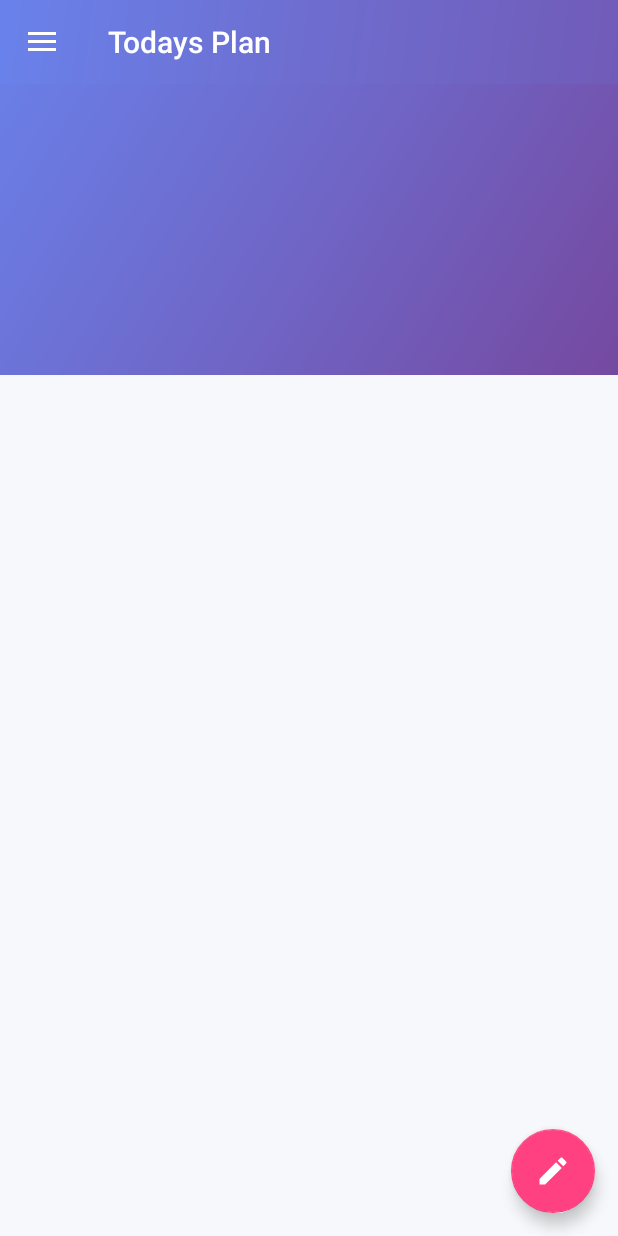
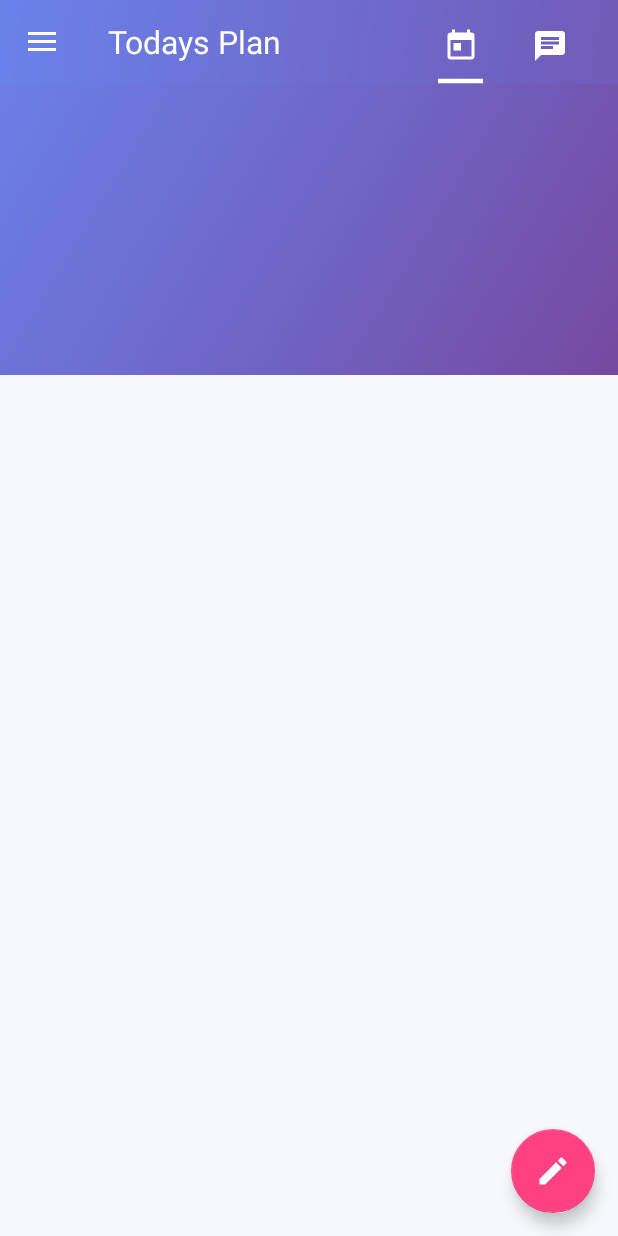
Before and after one commit to worknrole/android-design, an Android app: the QPlanningAppActivity screen opened directly, with no data from a screen before it, on a phone screen of 412 x 824 dp. Run offline under Robolectric (Android 15) with nearby library versions, the phone set to English and light mode, and no system bars; our stand-ins replace ButterKnife, Picasso; plain views replace PercentRelativeLayout.

Commit message:
create a slide menu

```diff
--- a/designapp/src/main/java/com/worknrole/design/ui/qplanningapp/QPlanningAppActivity.java
+++ b/designapp/src/main/java/com/worknrole/design/ui/qplanningapp/QPlanningAppActivity.java
@@ -8,6 +8,8 @@ import android.support.v7.app.ActionBarDrawerToggle;
 import android.support.v7.app.AppCompatActivity;
 import android.support.v7.widget.Toolbar;
 import android.view.MenuItem;
+import android.view.View;
+import android.widget.TextView;
 
 import com.worknrole.design.R;
 import com.worknrole.design.ui.qplanningapp.view.QplanningappLayout;
@@ -29,6 +31,12 @@ public class QPlanningAppActivity extends AppCompatActivity {
 
     @BindView(R.id.view_pager)
     QplanningappLayout mLayout;
+
+    @BindView(R.id.line_slide)
+    View mSlideLine;
+
+    @BindView(R.id.toolbar_title)
+    TextView mToolbarTitle;
 
     private ActionBarDrawerToggle mDrawerToggle;
     //endregion
@@ -71,6 +79,8 @@ public class QPlanningAppActivity extends AppCompatActivity {
         mDrawerLayout.addDrawerListener(mDrawerToggle);
 
         mLayout.setEditionBtn(mActionButton);
+        mLayout.setSlideLine(mSlideLine);
+        mLayout.setToolbarTitle(mToolbarTitle);
     }
     //endregion
 }
--- a/designapp/src/main/java/com/worknrole/design/ui/qplanningapp/view/QplanningappLayout.java
+++ b/designapp/src/main/java/com/worknrole/design/ui/qplanningapp/view/QplanningappLayout.java
@@ -11,6 +11,8 @@ import android.support.v4.view.ViewPager;
 import android.support.v7.app.AppCompatActivity;
 import android.util.AttributeSet;
 import android.view.View;
+import android.view.animation.AccelerateInterpolator;
+import android.widget.TextView;
 
 import com.worknrole.design.R;
 import com.worknrole.design.ui.qplanningapp.fragment.SocialFragment;
@@ -24,6 +26,8 @@ public class QplanningappLayout extends ViewPager {
 
     //region Properties
     private FloatingActionButton mEditionBtn;
+    private TextView mToolbarTitle;
+    private View mLine;
     //endregion
 
 
@@ -67,16 +71,28 @@ public class QplanningappLayout extends ViewPager {
     //region Initializer
     private ViewPager.OnPageChangeListener createOnPageChangeListener() {
         return new ViewPager.OnPageChangeListener() {
+            private int maxTranslationX = getResources().getDimensionPixelOffset(R.dimen.slide_line_max_translation_X);
             @Override
             public void onPageScrolled(int position, float positionOffset, int positionOffsetPixels) {
+                if (mLine != null) {
+                    float value = maxTranslationX * positionOffset;
+                    if (positionOffset == 0) {
+                        value = (position == 0) ? 0.0f : maxTranslationX;
+                    }
+                    mLine.animate()
+                            .translationX(value)
+                            .setInterpolator(new AccelerateInterpolator())
+                            .setDuration(0)
+                            .start();
+                }
             }
 
             @Override
             public void onPageSelected(final int position) {
-                if (getContext() instanceof AppCompatActivity) {
-                    ((AppCompatActivity)getContext()).getSupportActionBar().setTitle(
-                            getResources().getString(
-                                    position == 0 ? R.string.title_ab_qpa : R.string.title_ab_2_qpa));
+
+                if (mToolbarTitle != null) {
+                    mToolbarTitle.setText(getResources().getString(
+                            position == 0 ? R.string.title_ab_qpa : R.string.title_ab_2_qpa));
                 }
 
                 if (mEditionBtn != null) {
@@ -117,5 +133,13 @@ public class QplanningappLayout extends ViewPager {
             }
         });
     }
+
+    public void setSlideLine(View line) {
+        mLine = line;
+    }
+
+    public void setToolbarTitle(TextView title) {
+        mToolbarTitle = title;
+    }
     //endregion
 }
--- /dev/null
+++ b/designapp/src/main/res/drawable/ic_chat_24px.xml
@@ -0,0 +1,9 @@
+<vector xmlns:android="http://schemas.android.com/apk/res/android"
+        android:width="24dp"
+        android:height="24dp"
+        android:viewportWidth="24.0"
+        android:viewportHeight="24.0">
+    <path
+        android:fillColor="#000000"
+        android:pathData="M20 2H4c-1.1 0-1.99.9-1.99 2L2 22l4-4h14c1.1 0 2-.9 2-2V4c0-1.1-.9-2-2-2zM6 9h12v2H6V9zm8 5H6v-2h8v2zm4-6H6V6h12v2z"/>
+</vector>
--- /dev/null
+++ b/designapp/src/main/res/drawable/ic_today_24px.xml
@@ -0,0 +1,9 @@
+<vector xmlns:android="http://schemas.android.com/apk/res/android"
+        android:width="24dp"
+        android:height="24dp"
+        android:viewportWidth="24.0"
+        android:viewportHeight="24.0">
+    <path
+        android:fillColor="#000000"
+        android:pathData="M19 3h-1V1h-2v2H8V1H6v2H5c-1.11 0-1.99.9-1.99 2L3 19c0 1.1.89 2 2 2h14c1.1 0 2-.9 2-2V5c0-1.1-.9-2-2-2zm0 16H5V8h14v11zM7 10h5v5H7z"/>
+</vector>
--- /dev/null
+++ b/designapp/src/main/res/drawable/qplanningapp_slide_line.xml
@@ -0,0 +1,10 @@
+<vector xmlns:android="http://schemas.android.com/apk/res/android"
+        android:width="30dp"
+        android:height="24dp"
+        android:viewportWidth="30.0"
+        android:viewportHeight="24.0">
+    <path
+        android:strokeColor="#FFFFFF"
+        android:strokeWidth="3"
+        android:pathData="M0,22 L30,22 z"/>
+</vector>
--- a/designapp/src/main/res/layout/qplanningapp_fragment_todays.xml
+++ b/designapp/src/main/res/layout/qplanningapp_fragment_todays.xml
@@ -38,7 +38,8 @@
             android:layout_width="0dp"
             app:layout_widthPercent="67%"
             android:layout_height="match_parent"
-            android:background="@android:color/transparent"/>
+            android:background="@android:color/transparent"
+            android:overScrollMode="never"/>
 
     </android.support.percent.PercentRelativeLayout>
 
--- a/designapp/src/main/res/layout/qplanningapp_layout.xml
+++ b/designapp/src/main/res/layout/qplanningapp_layout.xml
@@ -29,11 +29,7 @@
             android:background="@android:color/transparent"
             app:elevation="0dp">
 
-            <android.support.v7.widget.Toolbar
-                android:id="@+id/toolbar"
-                android:layout_width="match_parent"
-                android:layout_height="?attr/actionBarSize"
-                android:background="@drawable/qplanningapp_gradient_toolbar" />
+            <include layout="@layout/qplanningapp_toolbar"/>
 
         </android.support.design.widget.AppBarLayout>
 
--- /dev/null
+++ b/designapp/src/main/res/layout/qplanningapp_toolbar.xml
@@ -0,0 +1,69 @@
+<?xml version="1.0" encoding="utf-8"?>
+<android.support.v7.widget.Toolbar
+    xmlns:android="http://schemas.android.com/apk/res/android"
+    xmlns:app="http://schemas.android.com/apk/res-auto"
+    android:id="@+id/toolbar"
+    android:layout_width="match_parent"
+    android:layout_height="?attr/actionBarSize"
+    android:background="@drawable/qplanningapp_gradient_toolbar">
+
+    <RelativeLayout
+        android:orientation="horizontal"
+        android:layout_width="match_parent"
+        android:layout_height="match_parent"
+        android:paddingTop="13dp"
+        android:paddingRight="30dp"
+        android:paddingEnd="30dp">
+
+        <TextView
+            android:id="@+id/toolbar_title"
+            android:layout_width="wrap_content"
+            android:layout_height="wrap_content"
+            android:text="@string/title_ab_qpa"
+            android:textSize="21sp"
+            android:textColor="@color/white"/>
+
+        <RelativeLayout
+            android:layout_width="@dimen/qplanningapp_slide_menu"
+            android:layout_height="wrap_content"
+            android:layout_alignParentRight="true"
+            android:layout_alignParentEnd="true"
+            android:paddingTop="5dp">
+
+            <ImageView
+                android:id="@+id/social_btn"
+                android:layout_marginRight="@dimen/qplanningapp_margin_for_slide"
+                android:layout_marginEnd="@dimen/qplanningapp_margin_for_slide"
+                android:layout_width="wrap_content"
+                android:layout_height="wrap_content"
+                android:layout_alignParentRight="true"
+                android:layout_alignParentEnd="true"
+                android:tint="@color/white"
+                app:srcCompat="@drawable/ic_chat_24px"/>
+
+            <ImageView
+                android:id="@+id/todays_btn"
+                android:layout_marginLeft="@dimen/qplanningapp_margin_for_slide"
+                android:layout_marginStart="@dimen/qplanningapp_margin_for_slide"
+                android:layout_width="wrap_content"
+                android:layout_height="wrap_content"
+                android:layout_alignParentLeft="true"
+                android:layout_alignParentStart="true"
+                android:tint="@color/white"
+                app:srcCompat="@drawable/ic_today_24px"/>
+
+            <ImageView
+                android:id="@+id/line_slide"
+                android:layout_width="wrap_content"
+                android:layout_height="wrap_content"
+                android:layout_alignParentLeft="true"
+                android:layout_alignParentStart="true"
+                android:layout_alignParentBottom="true"
+                app:srcCompat="@drawable/qplanningapp_slide_line"/>
+
+        </RelativeLayout>
+
+
+    </RelativeLayout>
+
+</android.support.v7.widget.Toolbar>
--- a/designapp/src/main/res/values/qplanningapp_values.xml
+++ b/designapp/src/main/res/values/qplanningapp_values.xml
@@ -48,4 +48,7 @@
 
     <!-- Dimension -->
     <dimen name="social_recycler_view_margin">15dp</dimen>
+    <dimen name="slide_line_max_translation_X">60dp</dimen>
+    <dimen name="qplanningapp_margin_for_slide">3dp</dimen>
+    <dimen name="qplanningapp_slide_menu">90dp</dimen>
 </resources>
```
